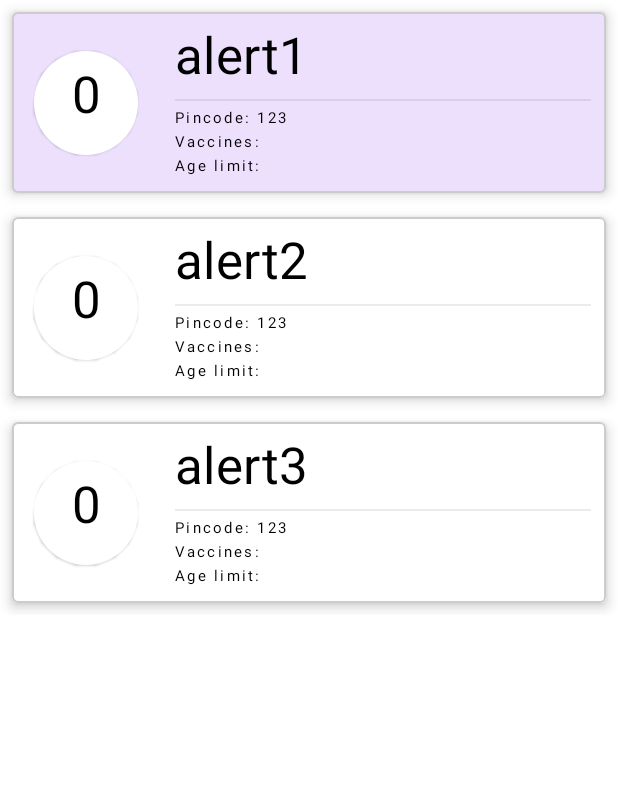
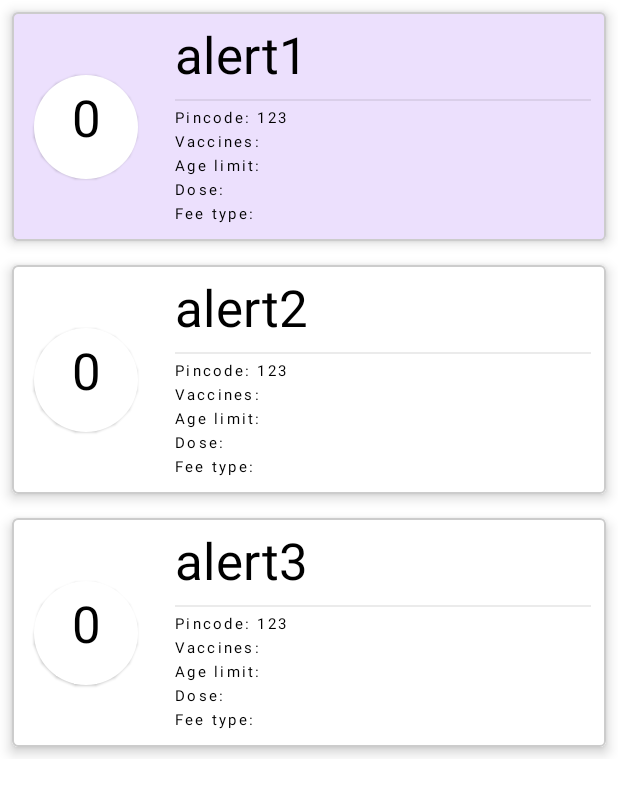
Before and after one commit to sp98/cowin-alert, an Android app built with Jetpack Compose: the @Preview function PreviewHomeScreen, on a phone screen of 412 x 824 dp. Shown: the top 795 px of the screen. Run offline under Robolectric (Android 15) with nearby library versions, the phone set to English and light mode, and no system bars; our stand-ins replace Room's generated code, accompanist.

Commit message:
added fee ad dose type filter
Signed-off-by: Santosh Pillai <sapillai@redhat.com>

```diff
--- a/app/src/main/java/com/example/cowinalert/Alert.kt
+++ b/app/src/main/java/com/example/cowinalert/Alert.kt
@@ -34,6 +34,12 @@ data class Alert(
 
     @ColumnInfo(name = "isDose2")
     val dose2: Boolean = false,
+
+    @ColumnInfo(name = "isFree")
+    val free: Boolean = false,
+
+    @ColumnInfo(name = "isPaid")
+    val paid: Boolean = false,
 
     @ColumnInfo(name = "status")
     val status: String = "enabled",
--- a/app/src/main/java/com/example/cowinalert/AlertDatabase.kt
+++ b/app/src/main/java/com/example/cowinalert/AlertDatabase.kt
@@ -5,7 +5,7 @@ import androidx.room.Database
 import androidx.room.Room
 import androidx.room.RoomDatabase
 
-@Database(entities = [Alert::class, Result::class], version = 1, exportSchema = false)
+@Database(entities = [Alert::class, Result::class], version = 3, exportSchema = false)
 abstract class AlertDatabase : RoomDatabase() {
 
     abstract val alertDatabaseDao: AlertDatabaseDao
--- a/app/src/main/java/com/example/cowinalert/AlertScreen.kt
+++ b/app/src/main/java/com/example/cowinalert/AlertScreen.kt
@@ -178,6 +178,8 @@ fun AlertList(
             val totalResults = results?.let { results.size } ?: 0
             val vaccines: String = getVaccines(alert)
             val ageGroup: String = getAgeGroups(alert)
+            val feeType: String = getFeeType(alert)
+            val doseType: String = getDoseType(alert)
             val selectedAlertBackground = if (selectedAlerts.contains(alert.alertID)) {
                 MaterialTheme.colors.primary.copy(alpha = 0.12f)
             } else {
@@ -265,6 +267,14 @@ fun AlertList(
                             text = "Age limit: $ageGroup",
                             style = MaterialTheme.typography.overline
                         )
+                        Text(
+                            text = "Dose: $doseType",
+                            style = MaterialTheme.typography.overline
+                        )
+                        Text(
+                            text = "Fee type: $feeType",
+                            style = MaterialTheme.typography.overline
+                        )
                     }
                 }
 
@@ -331,6 +341,36 @@ fun getVaccines(alert: Alert): String {
 
 }
 
+fun getFeeType(alert: Alert): String {
+    var feeType: String = ""
+    if (alert.paid && alert.free) {
+        feeType = "any"
+    } else {
+        if (alert.free) {
+            feeType += "free"
+        }
+        if (alert.paid) {
+            feeType = if (feeType == "") feeType + "paid" else "$feeType,paid"
+        }
+    }
+    return feeType
+}
+
+fun getDoseType(alert: Alert): String {
+    var doseType: String = ""
+    if (alert.dose1 && alert.dose2) {
+        doseType = "any"
+    } else {
+        if (alert.dose1) {
+            doseType += "dose1"
+        }
+        if (alert.dose2) {
+            doseType = if (doseType == "") doseType + "dose2" else "$doseType,dose2"
+        }
+    }
+    return doseType
+}
+
 fun getAgeGroups(alert: Alert): String {
     var ageGroup: String = ""
     if (alert.above45 && alert.below45) {
--- a/app/src/main/java/com/example/cowinalert/MyApplication.kt
+++ b/app/src/main/java/com/example/cowinalert/MyApplication.kt
@@ -62,7 +62,7 @@ class MyApplication : Application() {
             .addTag("CowinQuery")
             .setBackoffCriteria(
                 BackoffPolicy.LINEAR,
-                5,
+                10,
                 TimeUnit.MINUTES
             )
             .build()
--- a/app/src/main/java/com/example/cowinalert/ResultScreen.kt
+++ b/app/src/main/java/com/example/cowinalert/ResultScreen.kt
@@ -35,7 +35,6 @@ fun ResultScreen(
     onSelectResult: (Result) -> Unit
 ) {
     val context = LocalContext.current
-    println("first - $selectedResult")
     CowinAlertTheme() {
         Scaffold(
             topBar = {
@@ -125,6 +124,11 @@ fun ResultScreen(
                                     text = "Address: ${result.address}",
                                     style = MaterialTheme.typography.overline
                                 )
+                                Text(
+                                    text = "Age Group: ${result.ageGroup}",
+                                    style = MaterialTheme.typography.overline
+                                )
+
                                 Text(
                                     text = "Available Capacity: ${result.availableCapacity}",
                                     style = MaterialTheme.typography.overline
```
Also changed, not shown: app/src/main/java/com/example/cowinalert/CowinWorker.kt (+35 -2 lines), app/src/main/java/com/example/cowinalert/CreateAlertScreen.kt (+44 -4 lines), app/src/main/java/com/example/cowinalert/CreateAlertViewModel.kt (+32 -1 lines).
